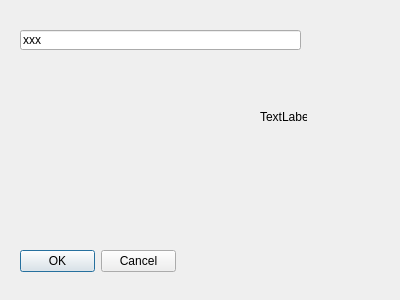
Before: the Qt Designer form zgraphparamdlg.ui in Lodinn/Gelion, drawn with Qt 5.
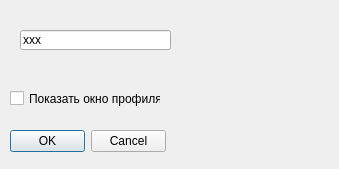
After: the same form once the commit is applied.

The edit to the form file:
```diff
--- a/zgraphparamdlg.ui
+++ b/zgraphparamdlg.ui
@@ -6,8 +6,8 @@
    <rect>
     <x>0</x>
     <y>0</y>
-    <width>400</width>
-    <height>300</height>
+    <width>339</width>
+    <height>169</height>
    </rect>
   </property>
   <property name="windowTitle">
@@ -18,7 +18,7 @@
     <rect>
      <x>20</x>
      <y>30</y>
-     <width>281</width>
+     <width>151</width>
      <height>20</height>
     </rect>
    </property>
@@ -29,8 +29,8 @@
   <widget class="QDialogButtonBox" name="buttonBox">
    <property name="geometry">
     <rect>
-     <x>20</x>
-     <y>250</y>
+     <x>10</x>
+     <y>130</y>
      <width>156</width>
      <height>23</height>
     </rect>
@@ -39,17 +39,17 @@
     <set>QDialogButtonBox::Cancel|QDialogButtonBox::Ok</set>
    </property>
   </widget>
-  <widget class="QLabel" name="label">
+  <widget class="QCheckBox" name="checkBoxWdock">
    <property name="geometry">
     <rect>
-     <x>260</x>
-     <y>110</y>
-     <width>47</width>
-     <height>13</height>
+     <x>10</x>
+     <y>90</y>
+     <width>151</width>
+     <height>17</height>
     </rect>
    </property>
    <property name="text">
-    <string>TextLabel</string>
+    <string>Показать окно профиля</string>
    </property>
   </widget>
  </widget>
```
